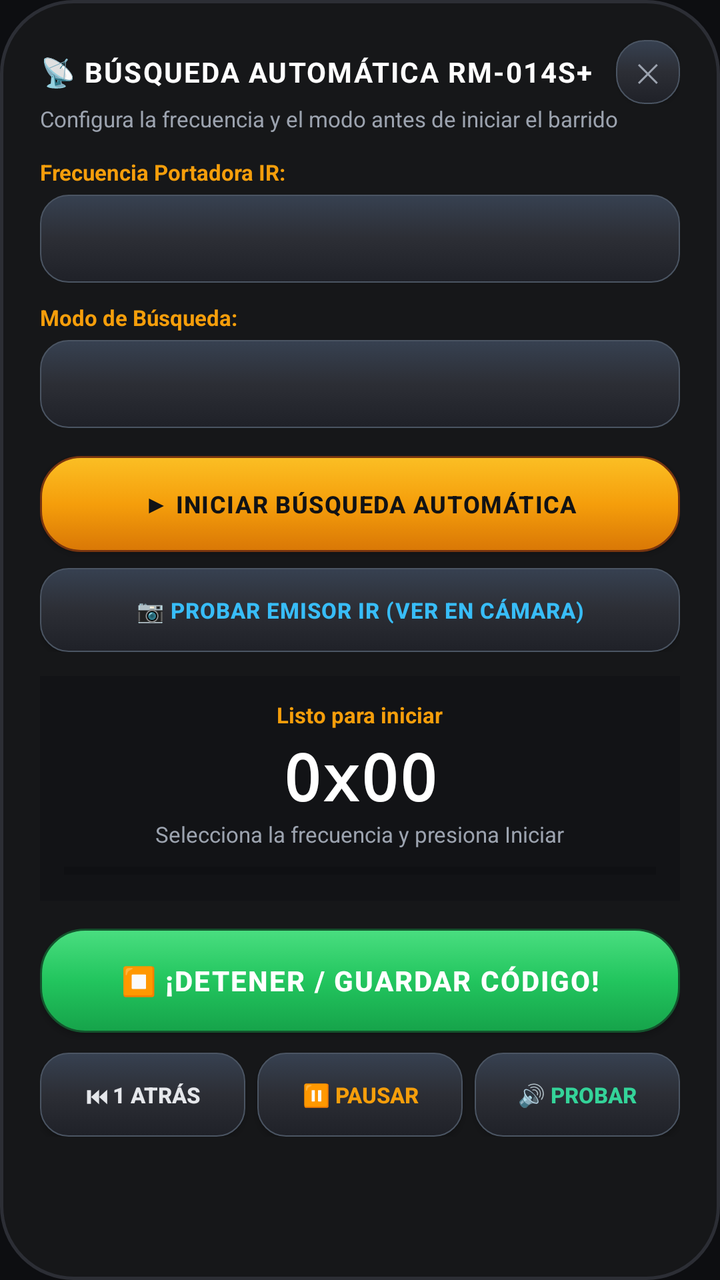
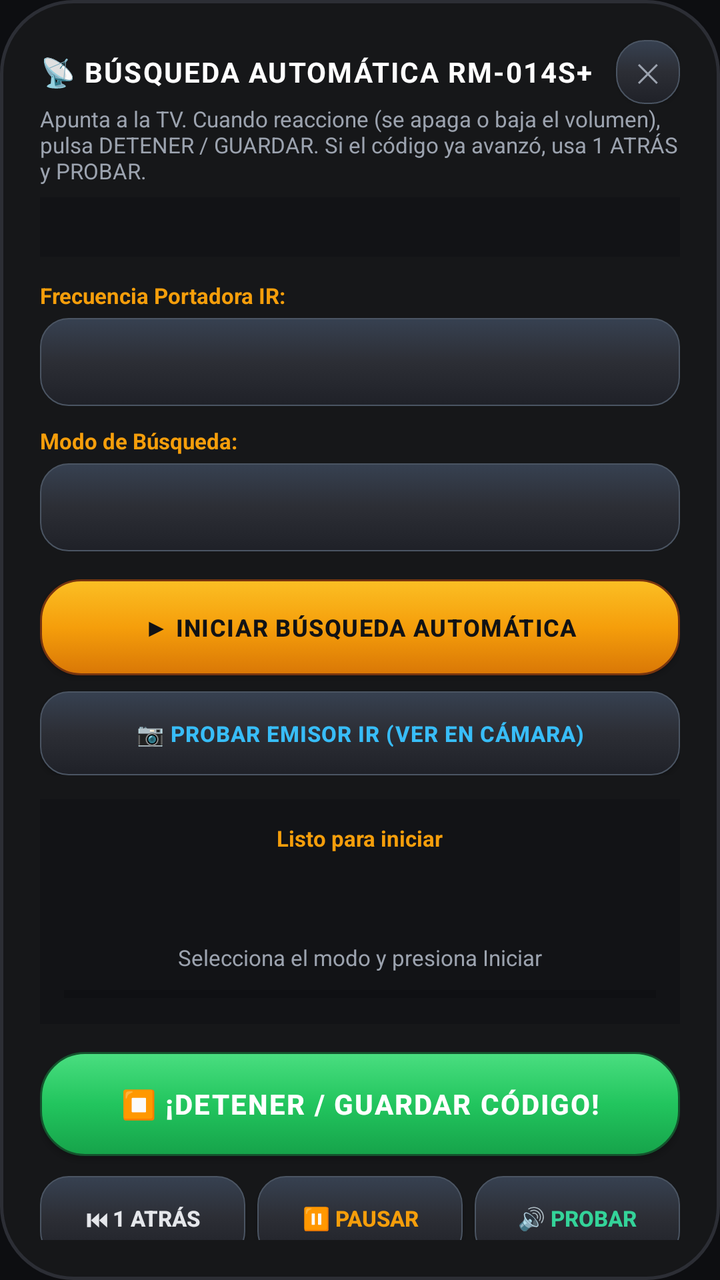

Before-and-after screenshots of an Android layout around one commit, followed by the original layout XML and the change that was made.
<!-- AndroidManifest.xml: application theme Theme.RM014S -->
<!-- res/layout/dialog_auto_scan.xml -->
<?xml version="1.0" encoding="utf-8"?>
<LinearLayout xmlns:android="http://schemas.android.com/apk/res/android"
    android:layout_width="match_parent"
    android:layout_height="wrap_content"
    android:orientation="vertical"
    android:background="@drawable/bg_remote_chassis"
    android:padding="20dp">

    
    <LinearLayout
        android:layout_width="match_parent"
        android:layout_height="wrap_content"
        android:gravity="center_vertical"
        android:orientation="horizontal">

        <TextView
            android:layout_width="0dp"
            android:layout_height="wrap_content"
            android:layout_weight="1"
            android:text="📡 BÚSQUEDA AUTOMÁTICA RM-014S+"
            android:textColor="@color/white"
            android:textSize="14sp"
            android:textStyle="bold"
            android:letterSpacing="0.05" />

        <androidx.appcompat.widget.AppCompatButton
            android:id="@+id/btnCancelScan"
            android:layout_width="32dp"
            android:layout_height="32dp"
            android:background="@drawable/btn_remote_dark_pill"
            android:text="✕"
            android:textSize="13sp"
            android:textColor="#9CA3AF"
            android:padding="0dp" />
    </LinearLayout>

    <TextView
        android:layout_width="wrap_content"
        android:layout_height="wrap_content"
        android:text="Configura la frecuencia y el modo antes de iniciar el barrido"
        android:textColor="#9CA3AF"
        android:textSize="11sp" />

    
    <TextView
        android:layout_width="wrap_content"
        android:layout_height="wrap_content"
        android:layout_marginTop="12dp"
        android:text="Frecuencia Portadora IR:"
        android:textColor="@color/amber_accent"
        android:textSize="11sp"
        android:textStyle="bold" />

    <Spinner
        android:id="@+id/spinnerFrequency"
        android:layout_width="match_parent"
        android:layout_height="44dp"
        android:layout_marginTop="4dp"
        android:background="@drawable/btn_remote_dark_pill"
        android:paddingStart="12dp"
        android:paddingEnd="12dp"
        android:theme="@style/ThemeOverlay.AppCompat.Dark" />

    
    <TextView
        android:layout_width="wrap_content"
        android:layout_height="wrap_content"
        android:layout_marginTop="10dp"
        android:text="Modo de Búsqueda:"
        android:textColor="@color/amber_accent"
        android:textSize="11sp"
        android:textStyle="bold" />

    <Spinner
        android:id="@+id/spinnerScanMode"
        android:layout_width="match_parent"
        android:layout_height="44dp"
        android:layout_marginTop="4dp"
        android:background="@drawable/btn_remote_dark_pill"
        android:paddingStart="12dp"
        android:paddingEnd="12dp"
        android:theme="@style/ThemeOverlay.AppCompat.Dark" />

    
    <LinearLayout
        android:id="@+id/layoutScanControlsBefore"
        android:layout_width="match_parent"
        android:layout_height="wrap_content"
        android:layout_marginTop="14dp"
        android:orientation="vertical">

        <androidx.appcompat.widget.AppCompatButton
            android:id="@+id/btnStartScan"
            android:layout_width="match_parent"
            android:layout_height="48dp"
            android:background="@drawable/btn_remote_pill_amber"
            android:text="▶ INICIAR BÚSQUEDA AUTOMÁTICA"
            android:textColor="#111215"
            android:textSize="12sp"
            android:textStyle="bold"
            android:letterSpacing="0.04" />

        
        <androidx.appcompat.widget.AppCompatButton
            android:id="@+id/btnTestCameraLed"
            android:layout_width="match_parent"
            android:layout_height="42dp"
            android:layout_marginTop="8dp"
            android:background="@drawable/btn_remote_dark_pill"
            android:text="📷 PROBAR EMISOR IR (VER EN CÁMARA)"
            android:textSize="11sp"
            android:textColor="#38BDF8"
            android:textStyle="bold"
            android:letterSpacing="0.03" />
    </LinearLayout>

    
    <LinearLayout
        android:id="@+id/layoutScanProgressBox"
        android:layout_width="match_parent"
        android:layout_height="wrap_content"
        android:layout_marginTop="12dp"
        android:background="#121316"
        android:orientation="vertical"
        android:gravity="center"
        android:padding="12dp">

        <TextView
            android:id="@+id/tvScanStatus"
            android:layout_width="wrap_content"
            android:layout_height="wrap_content"
            android:text="Listo para iniciar"
            android:textColor="@color/amber_accent"
            android:textSize="11sp"
            android:textStyle="bold" />

        <TextView
            android:id="@+id/tvScanHex"
            android:layout_width="wrap_content"
            android:layout_height="wrap_content"
            android:layout_marginTop="2dp"
            android:text="0x00"
            android:textColor="@color/white"
            android:textSize="32sp"
            android:textStyle="bold"
            android:fontFamily="monospace" />

        <TextView
            android:id="@+id/tvScanDetails"
            android:layout_width="wrap_content"
            android:layout_height="wrap_content"
            android:text="Selecciona la frecuencia y presiona Iniciar"
            android:textColor="#9CA3AF"
            android:textSize="11sp" />

        <ProgressBar
            android:id="@+id/progressBarScan"
            style="?android:attr/progressBarStyleHorizontal"
            android:layout_width="match_parent"
            android:layout_height="6dp"
            android:layout_marginTop="8dp"
            android:max="255"
            android:progress="0" />
    </LinearLayout>

    
    <androidx.appcompat.widget.AppCompatButton
        android:id="@+id/btnStopAndSave"
        android:layout_width="match_parent"
        android:layout_height="52dp"
        android:layout_marginTop="14dp"
        android:background="@drawable/btn_remote_pill_green"
        android:text="⏹ ¡DETENER / GUARDAR CÓDIGO!"
        android:textColor="@color/white"
        android:textSize="14sp"
        android:textStyle="bold"
        android:letterSpacing="0.05" />

    
    <LinearLayout
        android:layout_width="match_parent"
        android:layout_height="wrap_content"
        android:layout_marginTop="10dp"
        android:orientation="horizontal"
        android:weightSum="3">

        <androidx.appcompat.widget.AppCompatButton
            android:id="@+id/btnStepBack"
            android:layout_width="0dp"
            android:layout_height="42dp"
            android:layout_weight="1"
            android:layout_marginEnd="4dp"
            android:background="@drawable/btn_remote_dark_pill"
            android:text="⏮ 1 ATRÁS"
            android:textSize="11sp"
            android:textColor="#E5E7EB"
            android:textStyle="bold" />

        <androidx.appcompat.widget.AppCompatButton
            android:id="@+id/btnPauseResume"
            android:layout_width="0dp"
            android:layout_height="42dp"
            android:layout_weight="1"
            android:layout_marginStart="2dp"
            android:layout_marginEnd="2dp"
            android:background="@drawable/btn_remote_dark_pill"
            android:text="⏸ PAUSAR"
            android:textSize="11sp"
            android:textColor="@color/amber_accent"
            android:textStyle="bold" />

        <androidx.appcompat.widget.AppCompatButton
            android:id="@+id/btnTestVol"
            android:layout_width="0dp"
            android:layout_height="42dp"
            android:layout_weight="1"
            android:layout_marginStart="4dp"
            android:background="@drawable/btn_remote_dark_pill"
            android:text="🔊 PROBAR"
            android:textSize="11sp"
            android:textColor="#34D399"
            android:textStyle="bold" />
    </LinearLayout>

</LinearLayout>
<!-- resources referenced by this layout -->
<resources>
  <color name="amber_accent">#F59E0B</color>
  <color name="white">#FFFFFF</color>
  <!-- drawable bg_remote_chassis (drawable) -->
  <?xml version="1.0" encoding="utf-8"?>
  <shape xmlns:android="http://schemas.android.com/apk/res/android">
      <solid android:color="@color/remote_body" />
      <corners android:radius="36dp" />
      <stroke android:width="1.5dp" android:color="@color/remote_border" />
  </shape>
  <!-- drawable btn_remote_pill_amber (drawable) -->
  <?xml version="1.0" encoding="utf-8"?>
  <selector xmlns:android="http://schemas.android.com/apk/res/android">
      <item android:state_pressed="true">
          <shape>
              <solid android:color="#B45309" />
              <corners android:radius="20dp" />
              <stroke android:width="1dp" android:color="#000000" />
          </shape>
      </item>
      <item>
          <shape>
              <gradient
                  android:angle="270"
                  android:startColor="#FBBF24"
                  android:centerColor="#F59E0B"
                  android:endColor="#D97706" />
              <corners android:radius="20dp" />
              <stroke android:width="1dp" android:color="#78350F" />
          </shape>
      </item>
  </selector>
  <!-- drawable btn_remote_pill_green (drawable) -->
  <?xml version="1.0" encoding="utf-8"?>
  <selector xmlns:android="http://schemas.android.com/apk/res/android">
      <item android:state_pressed="true">
          <shape>
              <solid android:color="#15803D" />
              <corners android:radius="22dp" />
              <stroke android:width="1dp" android:color="#000000" />
          </shape>
      </item>
      <item>
          <shape>
              <gradient
                  android:angle="270"
                  android:startColor="#4ADE80"
                  android:centerColor="#22C55E"
                  android:endColor="#16A34A" />
              <corners android:radius="22dp" />
              <stroke android:width="1dp" android:color="#14532D" />
          </shape>
      </item>
  </selector>
  <style name="Theme.RM014S" parent="Theme.MaterialComponents.DayNight.NoActionBar">
          <item name="colorPrimary">@color/amber_accent</item>
          <item name="android:statusBarColor">@color/black_bg</item>
          <item name="android:navigationBarColor">@color/black_bg</item>
          <item name="android:windowBackground">@color/black_bg</item>
      </style>
  <color name="remote_body">#161719</color>
  <color name="remote_border">#2C2E35</color>
  <color name="black_bg">#0D0E11</color>
  <!-- unchanged entries left out for length: 1 -->
</resources>

<!-- the commit's change to res/layout/dialog_auto_scan.xml (unified diff, before → after) -->
@@ -17,7 +17,7 @@
             android:layout_width="0dp"
             android:layout_height="wrap_content"
             android:layout_weight="1"
-            android:text="📡 BÚSQUEDA AUTOMÁTICA RM-014S+"
+            android:text="@string/scan_title"
             android:textColor="@color/white"
             android:textSize="14sp"
             android:textStyle="bold"
@@ -37,16 +37,28 @@
     <TextView
         android:layout_width="wrap_content"
         android:layout_height="wrap_content"
-        android:text="Configura la frecuencia y el modo antes de iniciar el barrido"
+        android:text="@string/scan_subtitle"
         android:textColor="#9CA3AF"
         android:textSize="11sp" />
 
+    <TextView
+        android:id="@+id/tvScanHwInfo"
+        android:layout_width="match_parent"
+        android:layout_height="wrap_content"
+        android:layout_marginTop="6dp"
+        android:background="#121316"
+        android:padding="8dp"
+        android:text=""
+        android:textColor="#9CA3AF"
+        android:textSize="10sp"
+        android:fontFamily="monospace" />
+
     
     <TextView
         android:layout_width="wrap_content"
         android:layout_height="wrap_content"
         android:layout_marginTop="12dp"
-        android:text="Frecuencia Portadora IR:"
+        android:text="@string/scan_freq_label"
         android:textColor="@color/amber_accent"
         android:textSize="11sp"
         android:textStyle="bold" />
@@ -66,7 +78,7 @@
         android:layout_width="wrap_content"
         android:layout_height="wrap_content"
         android:layout_marginTop="10dp"
-        android:text="Modo de Búsqueda:"
+        android:text="@string/scan_mode_label"
         android:textColor="@color/amber_accent"
         android:textSize="11sp"
         android:textStyle="bold" />
@@ -94,7 +106,7 @@
             android:layout_width="match_parent"
             android:layout_height="48dp"
             android:background="@drawable/btn_remote_pill_amber"
-            android:text="▶ INICIAR BÚSQUEDA AUTOMÁTICA"
+            android:text="@string/btn_start_scan"
             android:textColor="#111215"
             android:textSize="12sp"
             android:textStyle="bold"
@@ -107,7 +119,7 @@
             android:layout_height="42dp"
             android:layout_marginTop="8dp"
             android:background="@drawable/btn_remote_dark_pill"
-            android:text="📷 PROBAR EMISOR IR (VER EN CÁMARA)"
+            android:text="@string/btn_test_camera"
             android:textSize="11sp"
             android:textColor="#38BDF8"
             android:textStyle="bold"
@@ -129,7 +141,7 @@
             android:id="@+id/tvScanStatus"
             android:layout_width="wrap_content"
             android:layout_height="wrap_content"
-            android:text="Listo para iniciar"
+            android:text="@string/scan_ready"
             android:textColor="@color/amber_accent"
             android:textSize="11sp"
             android:textStyle="bold" />
@@ -139,7 +151,7 @@
             android:layout_width="wrap_content"
             android:layout_height="wrap_content"
             android:layout_marginTop="2dp"
-            android:text="0x00"
+            android:text=""
             android:textColor="@color/white"
             android:textSize="32sp"
             android:textStyle="bold"
@@ -149,7 +161,7 @@
             android:id="@+id/tvScanDetails"
             android:layout_width="wrap_content"
             android:layout_height="wrap_content"
-            android:text="Selecciona la frecuencia y presiona Iniciar"
+            android:text="@string/scan_hint"
             android:textColor="#9CA3AF"
             android:textSize="11sp" />
 
@@ -170,7 +182,7 @@
         android:layout_height="52dp"
         android:layout_marginTop="14dp"
         android:background="@drawable/btn_remote_pill_green"
-        android:text="⏹ ¡DETENER / GUARDAR CÓDIGO!"
+        android:text="@string/btn_stop_save"
         android:textColor="@color/white"
         android:textSize="14sp"
         android:textStyle="bold"
@@ -191,7 +203,7 @@
             android:layout_weight="1"
             android:layout_marginEnd="4dp"
             android:background="@drawable/btn_remote_dark_pill"
-            android:text="⏮ 1 ATRÁS"
+            android:text="@string/btn_step_back"
             android:textSize="11sp"
             android:textColor="#E5E7EB"
             android:textStyle="bold" />
@@ -204,7 +216,7 @@
             android:layout_marginStart="2dp"
             android:layout_marginEnd="2dp"
             android:background="@drawable/btn_remote_dark_pill"
-            android:text="⏸ PAUSAR"
+            android:text="@string/btn_pause"
             android:textSize="11sp"
             android:textColor="@color/amber_accent"
             android:textStyle="bold" />
@@ -216,7 +228,7 @@
             android:layout_weight="1"
             android:layout_marginStart="4dp"
             android:background="@drawable/btn_remote_dark_pill"
-            android:text="🔊 PROBAR"
+            android:text="@string/btn_test"
             android:textSize="11sp"
             android:textColor="#34D399"
             android:textStyle="bold" />
<!-- resource entries referenced after the edit -->
@@ -53,6 +53,18 @@
           </shape>
       </item>
   </selector>
+  <string name="btn_pause">⏸ PAUSAR</string>
+  <string name="btn_start_scan">▶ INICIAR BÚSQUEDA AUTOMÁTICA</string>
+  <string name="btn_step_back">⏮ 1 ATRÁS</string>
+  <string name="btn_stop_save">⏹ ¡DETENER / GUARDAR CÓDIGO!</string>
+  <string name="btn_test">🔊 PROBAR</string>
+  <string name="btn_test_camera">📷 PROBAR EMISOR IR (VER EN CÁMARA)</string>
+  <string name="scan_freq_label">Frecuencia Portadora IR:</string>
+  <string name="scan_hint">Selecciona el modo y presiona Iniciar</string>
+  <string name="scan_mode_label">Modo de Búsqueda:</string>
+  <string name="scan_ready">Listo para iniciar</string>
+  <string name="scan_subtitle">Apunta a la TV. Cuando reaccione (se apaga o baja el volumen), pulsa DETENER / GUARDAR. Si el código ya avanzó, usa 1 ATRÁS y PROBAR.</string>
+  <string name="scan_title">📡 BÚSQUEDA AUTOMÁTICA RM-014S+</string>
   <style name="Theme.RM014S" parent="Theme.MaterialComponents.DayNight.NoActionBar">
           <item name="colorPrimary">@color/amber_accent</item>
           <item name="android:statusBarColor">@color/black_bg</item>
